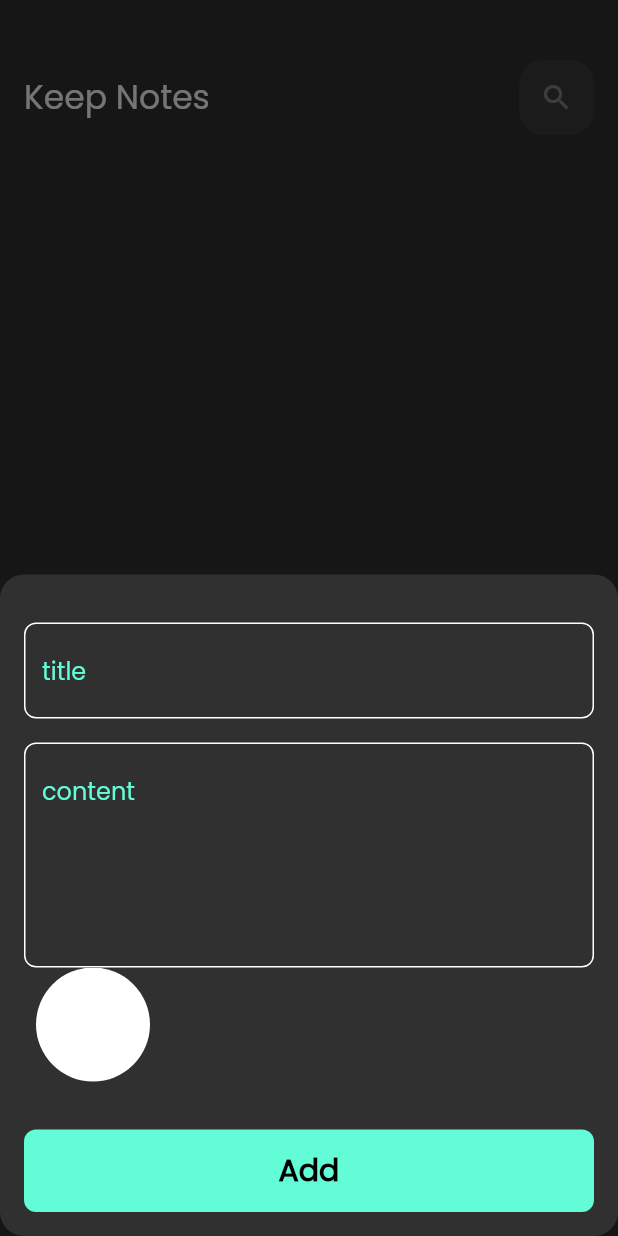
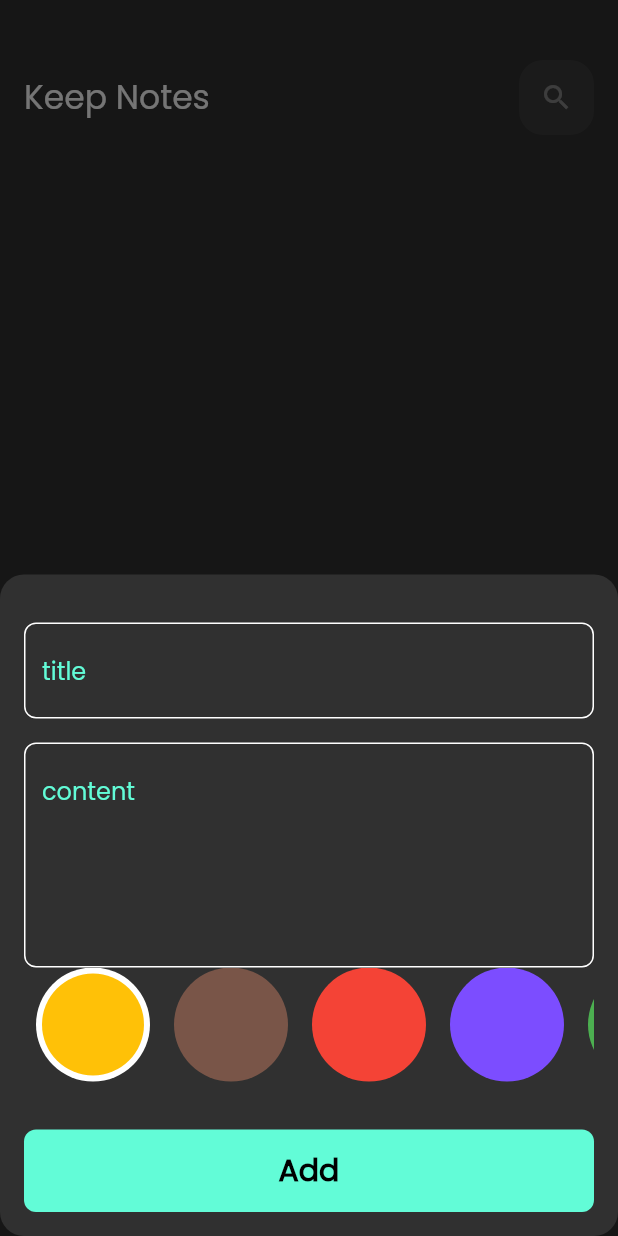
Before and after one commit to eshakelbadry/keep_notes_app, a Flutter app: the screen it shows after launch, after a tap on the "add" icon, on a phone screen of 412 x 824 dp. Run offline on Flutter 3.47's test engine with Material 2 defaults, Android fonts, the phone set to English and light mode, and no system bars; our stand-ins replace bloc, flutter_bloc, font_awesome_flutter, hive, hive_flutter, modal_progress_hud_nsn; accounts and stored records are empty.

Commit message:
add note bottom sheet done

```diff
--- a/lib/cubits/add_note_cubit/add_note_cubit.dart
+++ b/lib/cubits/add_note_cubit/add_note_cubit.dart
@@ -1,4 +1,5 @@
 import 'package:bloc/bloc.dart';
+import 'package:flutter/material.dart';
 import 'package:hive_flutter/adapters.dart';
 import 'package:keep_notes_app/constants.dart';
 import 'package:meta/meta.dart';
@@ -9,11 +10,11 @@
 
 class AddNoteCubit extends Cubit<AddNoteState> {
   AddNoteCubit() : super(AddNoteInitial());
-
+  Color color = Colors.amber;
   addNote(NoteModel note) async {
+    note.color = color.value;
     emit(AddNoteLoading());
     try {
-
       var notesBox = Hive.box<NoteModel>(kNotesBox);
       await notesBox.add(note);
       emit(AddNoteSuccess());
--- a/lib/views/widgets/add_note_form.dart
+++ b/lib/views/widgets/add_note_form.dart
@@ -41,9 +41,7 @@
             onSaved: (value) {
               subTitle = value;
             }),
-        const ColorsListView(
-
-        ),
+        const ColorsListView(),
         const SizedBox(height: 32),
         BlocBuilder<AddNoteCubit, AddNoteState>(
           builder: (context, state) {
--- a/lib/views/widgets/colors_list_view.dart
+++ b/lib/views/widgets/colors_list_view.dart
@@ -1,4 +1,6 @@
 import 'package:flutter/material.dart';
+import 'package:flutter_bloc/flutter_bloc.dart';
+import 'package:keep_notes_app/cubits/add_note_cubit/add_note_cubit.dart';
 
 class ColorsItem extends StatelessWidget {
   const ColorsItem({super.key, required this.isActive, required this.color});
@@ -32,12 +34,12 @@
 class _ColorsListViewState extends State<ColorsListView> {
   int currentIndex = 0;
   List<Color> colors = const [
-    Color.fromARGB(0, 59, 59, 184),
-    Color.fromARGB(0, 52, 186, 95),
-    Color.fromARGB(0, 189, 128, 29),
-    Color.fromARGB(0, 169, 36, 36),
-    Color.fromARGB(0, 141, 40, 146),
-    Color.fromARGB(0, 33, 162, 153),
+    Colors.amber,
+    Colors.brown,
+    Colors.red,
+    Colors.deepPurpleAccent,
+    Colors.green,
+    Colors.pinkAccent,
   ];
   _ColorsListViewState();
   @override
@@ -53,6 +55,7 @@
             child: GestureDetector(
               onTap: (() {
                 currentIndex = index;
+                BlocProvider.of<AddNoteCubit>(context).color = colors[index];
                 setState(() {});
               }),
               child: ColorsItem(
```
